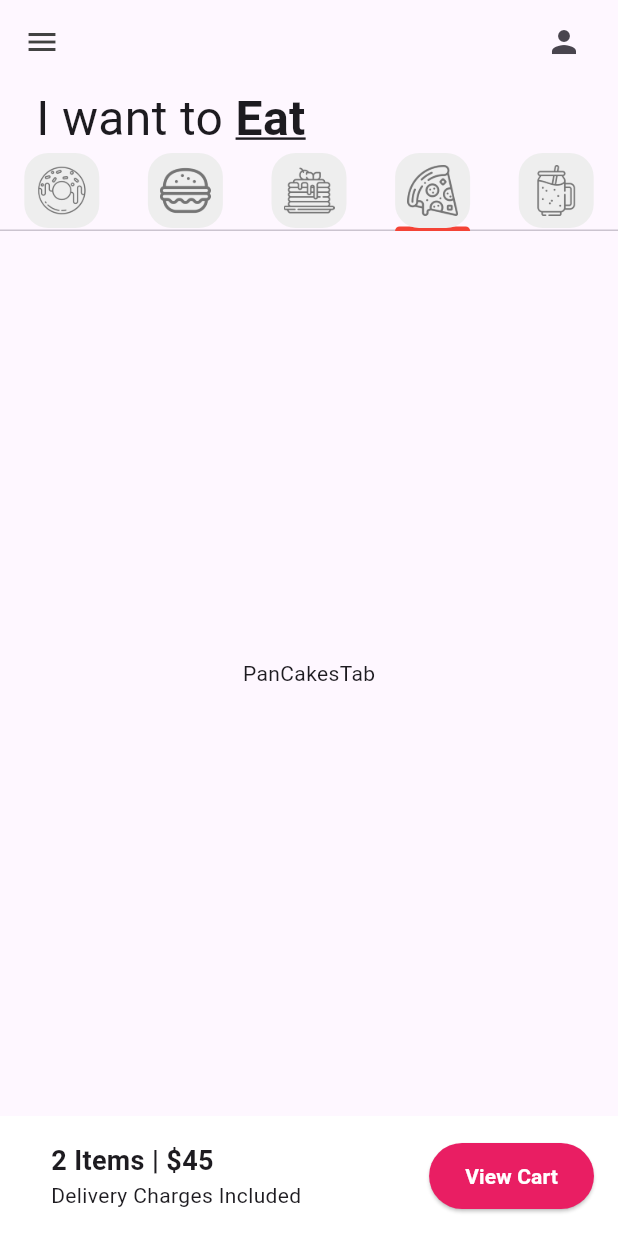
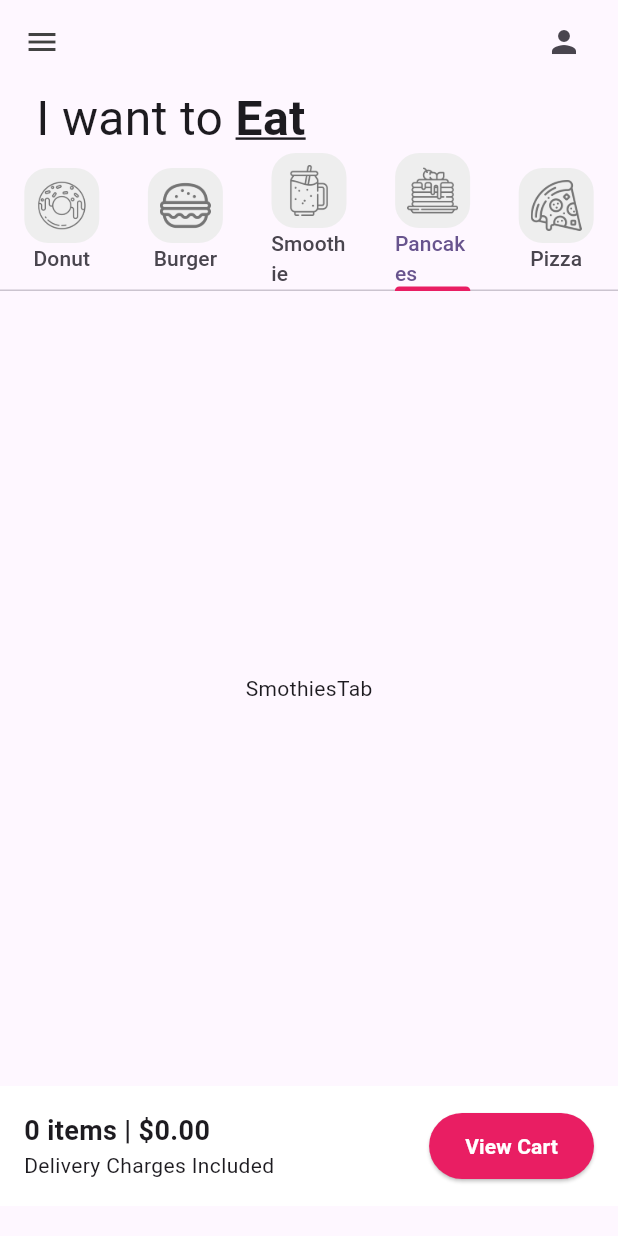
Before and after one commit to elgranjacob/donut_app_4sa, a Flutter app: the screen it shows after launch, tab 4 chosen, after a tap on "View Cart", on a phone screen of 412 x 824 dp. Run offline on Flutter 3.47's test engine with Material 3 defaults, Android fonts, the phone set to English and light mode, and no system bars.

Commit message:
Donut page finished

```diff
--- a/lib/main.dart
+++ b/lib/main.dart
@@ -15,12 +15,12 @@ class MyApp extends StatelessWidget {
       debugShowCheckedModeBanner: false,
       title: 'Flutter Demo',
       theme: ThemeData(
-
-        colorScheme: ColorScheme.fromSeed(seedColor: Colors.deepPurple),
-        useMaterial3: true,
-        tabBarTheme: const TabBarTheme(indicatorColor: Colors.red)
+          colorScheme: ColorScheme.fromSeed(seedColor: Colors.deepPurple),
+          useMaterial3: true,
+          tabBarTheme: const TabBarTheme(indicatorColor: Colors.pink)),
+      home: HomePage(
+        title: '',
       ),
-      home: const HomePage(),
     );
   }
 }
--- a/lib/pages/home_page.dart
+++ b/lib/pages/home_page.dart
@@ -1,28 +1,85 @@
+
 import 'package:donut_app_4sa/tabs/burger_tab.dart';
 import 'package:donut_app_4sa/tabs/donut_tab.dart';
 import 'package:donut_app_4sa/tabs/pancakes_tab.dart';
 import 'package:donut_app_4sa/tabs/pizza_tab.dart';
-import 'package:donut_app_4sa/tabs/smothies_tab.dart';
+import 'package:donut_app_4sa/tabs/smoothies_tab.dart';
 import 'package:donut_app_4sa/utils/my_tab.dart';
+import 'package:flutter/material.dart';
 import 'package:donut_app_4sa/utils/shopping_cart.dart';
-import 'package:flutter/material.dart';
 
 class HomePage extends StatefulWidget {
-  //los datos que va cambiando el usuario y por lo mismo se van actualizando (cuando necesitamos cambios)
-  const HomePage({super.key});
+  const HomePage({super.key, required String title});
 
   @override
-  State<HomePage> createState() => _HomePageState();
+  State<HomePage> createState() => _HomePageSatate();
 }
 
-class _HomePageState extends State<HomePage> {
+class _HomePageSatate extends State<HomePage> {
   List<Widget> myTabs = [
-    const MyTab(iconPath: 'lib/icons/donut.png'),
-    const MyTab(iconPath: 'lib/icons/burger.png'),
-    const MyTab(iconPath: 'lib/icons/pancakes.png'),
-    const MyTab(iconPath: 'lib/icons/pizza.png'),
-    const MyTab(iconPath: 'lib/icons/smoothie.png')
+    Column(
+      children: [
+        const MyTab(
+          iconPath: 'lib/icons/donut.png',
+        ),
+        Text('Donut')
+      ],
+    ),
+    Column(
+      children: [
+        const MyTab(
+          iconPath: 'lib/icons/burger.png',
+        ),
+        Text('Burger')
+      ],
+    ),
+    Column(
+      children: [
+        const MyTab(
+          iconPath: 'lib/icons/smoothie.png',
+        ),
+        Text('Smoothie')
+      ],
+    ),
+    Column(
+      children: [
+        const MyTab(
+          iconPath: 'lib/icons/pancakes.png',
+        ),
+        Text('Pancakes')
+      ],
+    ),
+    Column(
+      children: [
+        const MyTab(
+          iconPath: 'lib/icons/pizza.png',
+        ),
+        Text('Pizza')
+      ],
+    ),
   ];
+
+  List<Map<String, dynamic>> cartItems = [];
+
+  // Función para añadir al carrito
+  void addToCart(String flavor, String price) {
+    setState(() {
+      cartItems.add({
+        'flavor': flavor,
+        'price': price,
+      });
+    });
+  }
+
+  // Función para calcular el total del carrito
+  double getCartTotal() {
+    double total = 0;
+    for (var item in cartItems) {
+      total += double.parse(item['price']);
+    }
+    return total;
+  }
+
   @override
   Widget build(BuildContext context) {
     return DefaultTabController(
@@ -30,8 +87,12 @@ class _HomePageState extends State<HomePage> {
         child: Scaffold(
           appBar: AppBar(
             backgroundColor: Colors.transparent,
-            //icono de la izquierda
-            leading: Icon(Icons.menu, color: Colors.grey[800]),
+
+            //left menu icon
+            leading: Icon(
+              Icons.menu,
+              color: Colors.grey[800],
+            ),
             actions: [
               Padding(
                 padding: const EdgeInsets.only(right: 24.0),
@@ -39,11 +100,13 @@ class _HomePageState extends State<HomePage> {
               )
             ],
           ),
-          body: Column(
-            children: [
-              //1. Texto principal (Text)
+          body: Padding(
+            padding: const EdgeInsets.only(bottom: 20),
+            child: Column(
+              children: <Widget>[
+                //1. Texto principal (MainText)
                 const Padding(
-                padding: EdgeInsets.symmetric(horizontal: 24),
+                  padding: EdgeInsets.symmetric(horizontal: 24.0),
                   child: Row(
                     children: [
                       Text(
@@ -55,31 +118,37 @@ class _HomePageState extends State<HomePage> {
                         style: TextStyle(
                             //Tamaño de letra
                             fontSize: 32,
-                        // Negritas
+                            //Negritas
                             fontWeight: FontWeight.bold,
                             //Subrayado
-                        decoration: TextDecoration.underline,
-                      ),
+                            decoration: TextDecoration.underline),
                       ),
                     ],
                   ),
                 ),
                 //2. Pestañas (TabBar)
                 TabBar(tabs: myTabs),
-              //3. Contenido de pestañas (TapBarView)
+                //3. Contenido de pestañas (TabBarView)
                 Expanded(
-                child: TabBarView(children: [
-                  DonutTab(),
+                  child: TabBarView(
+                    children: [
+                      DonutTab(onAddToCart: addToCart),
                       BurgerTab(),
                       SmothiesTab(),
-                  PanCakesTab(),
-                  PizzaTab()
-                ]),
+                      SmothiesTab(),
+                      PizzaTab(),
+                    ],
                   ),
-              //4. Carrito (Cart)
-              const ShoppingCart()
+                ),
+
+                // Carrito de compras
+                ShoppingCart(
+                  cartItems: cartItems,
+                  total: getCartTotal(),
+                ),
               ],
-          )),
-    );
+            ),
+          ),
+        ));
   }
 }
--- a/lib/tabs/donut_tab.dart
+++ b/lib/tabs/donut_tab.dart
@@ -2,6 +2,7 @@ import 'package:donut_app_4sa/utils/donut_tile.dart';
 import 'package:flutter/material.dart';
 
 class DonutTab extends StatelessWidget {
+  final Function(String, String) onAddToCart;
   //list of donuts
   final List donutsOnSale = [
     // [ donutFlavor, donutStore, donutPrice, donutColor, imageName ]
@@ -9,8 +10,13 @@ class DonutTab extends StatelessWidget {
     ["Strawberry", "Juanito Donut","45", Colors.red, "lib/images/strawberry_donut.png"],
     ["Grape Ape", "Jacob Donut","84", Colors.purple, "lib/images/grape_donut.png"],
     ["Choco", "Bimbo Donut","95", Colors.brown, "lib/images/chocolate_donut.png"],
+    [],
+    [],
+    [],
+    [],
+
   ];
-  DonutTab({super.key});
+  DonutTab({super.key, required this.onAddToCart});
 //Sliver: scrol presonalizado para listas o diseños grandes
   @override
   Widget build(BuildContext context) {
@@ -22,7 +28,7 @@ class DonutTab extends StatelessWidget {
             //Proporción de aspecto ancho y largo
             childAspectRatio: 1 / 1.5),
         //Cuantos elementos
-        itemCount: 4,
+        itemCount: 8,
         padding: const EdgeInsets.all(2),
         itemBuilder: (context, index) {
           return DonutTile(
@@ -30,7 +36,10 @@ class DonutTab extends StatelessWidget {
               donutStore: donutsOnSale[index][1],
               donutPrice: donutsOnSale[index][2],
               donutColor: donutsOnSale[index][3],
-              imageName: donutsOnSale[index][4]);
+              imageName: donutsOnSale[index][4],
+              onAddToCart: onAddToCart,
+              );
+
         });
   }
 }
--- a/lib/utils/donut_tile.dart
+++ b/lib/utils/donut_tile.dart
@@ -2,27 +2,28 @@ import 'package:flutter/material.dart';
 
 class DonutTile extends StatelessWidget {
   final String donutFlavor;
-  final String donutStore;
   final String donutPrice;
   final dynamic donutColor;
   final String imageName;
+  final String donutStore;
+  final Function(String, String) onAddToCart; // Función pasada desde DonutTab
 
-  const DonutTile({
-    super.key,
+  const DonutTile(
+      {super.key,
       required this.donutFlavor,
-    required this.donutStore,
       required this.donutPrice,
       required this.donutColor,
       required this.imageName,
-  });
+      required this.donutStore,
+      required this.onAddToCart});
 
   @override
   Widget build(BuildContext context) {
     return Padding(
-      padding: const EdgeInsets.all(12.0),
+      padding: const EdgeInsets.all(12),
       child: Container(
         decoration: BoxDecoration(
-          color: donutColor[50],
+          color: donutColor[70],
           borderRadius: BorderRadius.circular(24),
         ),
         child: Column(
@@ -33,56 +34,70 @@ class DonutTile extends StatelessWidget {
                 Container(
                   decoration: BoxDecoration(
                     color: donutColor[100],
-                    borderRadius: const BorderRadius.only(
+                    borderRadius: BorderRadius.only(
                         bottomLeft: Radius.circular(24),
-                      topRight: Radius.circular(24),
-                    ),
+                        topRight: Radius.circular(24)),
                   ),
                   padding:
                       const EdgeInsets.symmetric(vertical: 8, horizontal: 18),
-                  child: Text('\$45',
+                  child: Text(
+                    '\$$donutPrice',
                     style: TextStyle(
                         fontWeight: FontWeight.bold,
                         fontSize: 18,
-                          color: donutColor[800])),
+                        color: donutColor[800]),
+                  ),
                 ),
               ],
             ),
-            //*Donut Image
-            Expanded(
-              child: Padding(
-                padding: const EdgeInsets.symmetric(horizontal: 24, vertical: 0),
+            Padding(
+              padding: const EdgeInsets.symmetric(horizontal: 24, vertical: 12),
               child: Image.asset(imageName),
             ),
-            ),
-            //*Donut Flavor
             Padding(
-              padding: const EdgeInsets.all(10),
+              padding: const EdgeInsets.all(8.0),
               child: Text(
                 donutFlavor,
                 style: TextStyle(
                     fontWeight: FontWeight.bold,
-                    fontSize: 35,
+                    fontSize: 50,
                     color: donutColor[800]),
               ),
             ),
-            //* Store Name
             Text(
               donutStore,
-              style: TextStyle(color: Colors.grey[600], fontSize: 20),
+              style: TextStyle(fontSize: 20, color: Colors.grey),
             ),
-            const Spacer(), // Empuja los íconos hacia abajo
-            //*Icons
-            Padding(
-              padding: const EdgeInsets.symmetric(horizontal: 16, vertical: 8),
-              child: Row(
-                mainAxisAlignment: MainAxisAlignment.spaceBetween,
+            Row(
               children: [
-                  Icon(Icons.favorite_border, color: Colors.red[400]),
-                  Icon(Icons.add, color: Colors.grey),
-                ],
+                Align(
+                  alignment: Alignment.bottomLeft,
+                  child: Padding(
+                    padding: const EdgeInsets.all(30.0),
+                    child: Icon(
+                      Icons.favorite_border_outlined,
+                      size: 50,
                     ),
                   ),
+                ),
+                Align(
+                  alignment: Alignment.bottomRight,
+                  child: Padding(
+                    padding: const EdgeInsets.only(left: 275),
+                    child: IconButton(
+                      onPressed: () {
+                        onAddToCart(
+                            donutFlavor, donutPrice); // Llamamos a la función
+                      },
+                      icon: Icon(
+                        Icons.add,
+                        size: 40,
+                      ),
+                    ),
+                  ),
+                ),
+              ],
+            )
           ],
         ),
       ),
--- a/lib/utils/shopping_cart.dart
+++ b/lib/utils/shopping_cart.dart
@@ -1,9 +1,10 @@
 import 'package:flutter/material.dart';
 
 class ShoppingCart extends StatelessWidget {
-  const ShoppingCart({
-    super.key,
-  });
+  final List<Map<String, dynamic>> cartItems;
+  final double total;
+
+  const ShoppingCart({super.key, required this.cartItems, required this.total});
 
   @override
   Widget build(BuildContext context) {
@@ -13,32 +14,31 @@ class ShoppingCart extends StatelessWidget {
       child: Row(
         mainAxisAlignment: MainAxisAlignment.spaceBetween,
         children: [
-          const Padding(
-            padding: EdgeInsets.only(left: 18),
-            child: Column(
+          Column(
             crossAxisAlignment: CrossAxisAlignment.start,
             children: [
               Text(
-                  '2 Items | \$45',
+                '${cartItems.length} items | \$${total.toStringAsFixed(2)}',
                 style: TextStyle(
-                      fontWeight: FontWeight.bold, fontSize: 18),
+                  fontSize: 18,
+                  fontWeight: FontWeight.bold,
                 ),
-                Text('Delivery Charges Included')
+              ),
+              Text('Delivery Charges Included'),
             ],
           ),
-          ),
           ElevatedButton(
-            onPressed: () {},
               style: ElevatedButton.styleFrom(
                 backgroundColor: Colors.pink,
-                padding: const EdgeInsets.symmetric(
-                    horizontal: 24, vertical: 12)),
+                padding:
+                    const EdgeInsets.symmetric(horizontal: 24, vertical: 12),
+              ),
+              onPressed: () {},
               child: const Text(
                 'View Cart',
-              style: TextStyle(
-                  color: Colors.white, fontWeight: FontWeight.bold),
-            ),
-          )
+                style:
+                    TextStyle(color: Colors.white, fontWeight: FontWeight.bold),
+              ))
         ],
       ),
     );
```
Also changed, not shown: lib/tabs/smoothies_tab.dart (renamed from lib/tabs/smothies_tab.dart). Lines whose indentation alone changed are shown as unchanged.
